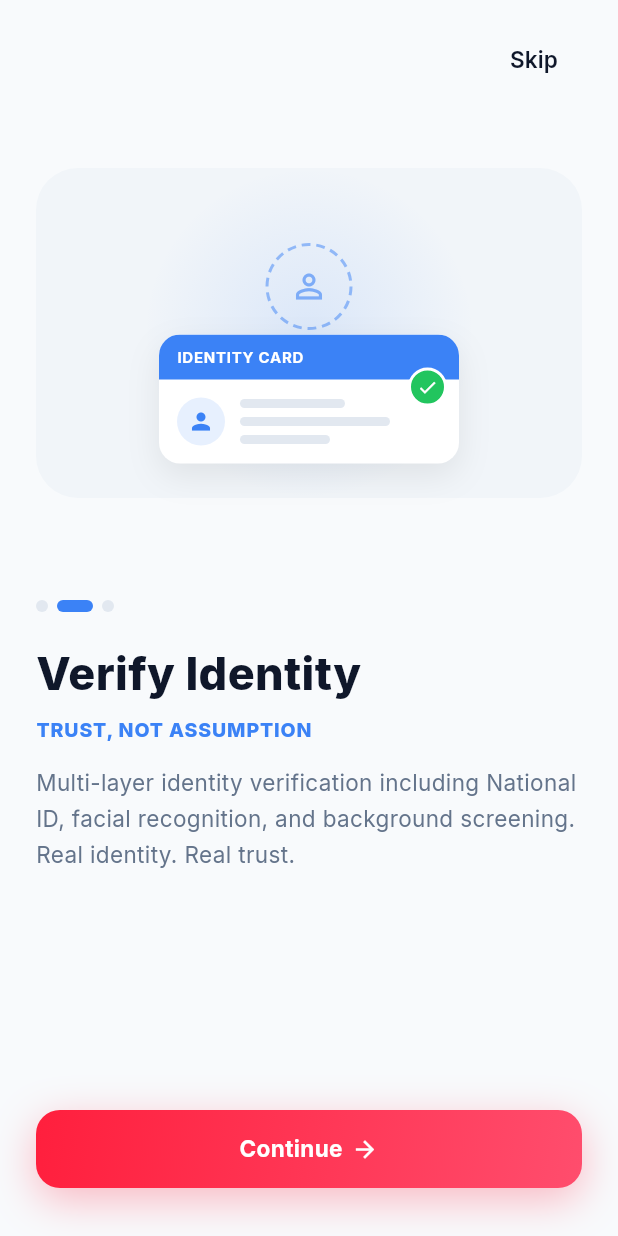
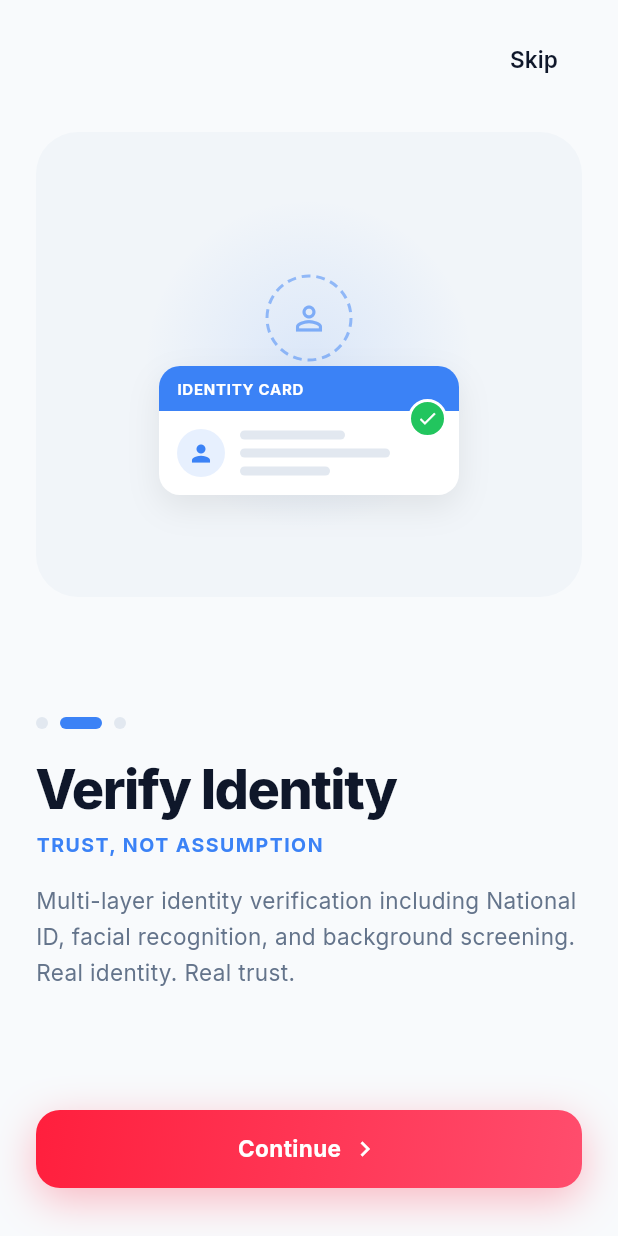
Before and after one commit to jattin01/Safee-meet-app, a Flutter app: the screen it shows after launch, after a tap on "Continue", on a phone screen of 412 x 824 dp. Run offline on Flutter 3.47's test engine with Material 3 defaults, Android fonts, the light colour scheme and no system bars; our stand-ins replace cached_network_image, cloud_firestore, connectivity_plus, country_code_picker, dartz, device_preview and 27 more; missing offline and left inert: flutter_stripe, mobile_scanner; accounts and stored records are empty; network calls fail.

Commit message:
onbording screen ui updates

```diff
--- a/lib/core/shared/widgets/app_logo_widget.dart
+++ b/lib/core/shared/widgets/app_logo_widget.dart
@@ -63,7 +63,7 @@ class AppLogoWidget extends StatelessWidget {
                     fontSize: _textSize,
                     fontWeight: FontWeight.w900,
                     color: _safeeColor,
-                    letterSpacing: 0.04 * _textSize,
+                    letterSpacing: -0.5,
                   ),
                 ),
                 Text(
@@ -72,7 +72,7 @@ class AppLogoWidget extends StatelessWidget {
                     fontSize: _textSize,
                     fontWeight: FontWeight.w900,
                     color: AppColors.primary,
-                    letterSpacing: 0.04 * _textSize,
+                    letterSpacing: -0.5,
                   ),
                 ),
               ],
--- a/lib/features/auth/presentation/pages/login_page.dart
+++ b/lib/features/auth/presentation/pages/login_page.dart
@@ -590,7 +590,7 @@ class _Header extends StatelessWidget {
       child: Column(
         crossAxisAlignment: CrossAxisAlignment.start,
         children: [
-          const AppLogoWidget(size: LogoSize.sm, variant: LogoVariant.light),
+          const AppLogoWidget(size: LogoSize.md, variant: LogoVariant.light),
           const SizedBox(height: 28),
           Text(
             title,
--- a/lib/features/onboarding/presentation/pages/onboarding_page.dart
+++ b/lib/features/onboarding/presentation/pages/onboarding_page.dart
@@ -147,7 +147,7 @@ class _OnboardingPageState extends State<OnboardingPage> with TickerProviderStat
               child: PrimaryButton(
                 label: isLast ? 'Get Started' : 'Continue',
                 onPressed: _next,
-                icon: const Icon(Icons.arrow_forward, color: Colors.white, size: 18),
+                icon: const Icon(Icons.chevron_right, color: Colors.white, size: 20),
               ),
             ),
           ],
@@ -208,9 +208,9 @@ class _SlideView extends StatelessWidget {
       child: Column(
         crossAxisAlignment: CrossAxisAlignment.start,
         children: [
-          const SizedBox(height: 8),
-          SizedBox(height: 300, child: Center(child: _illustration)),
-          const SizedBox(height: 28),
+          const SizedBox(height: 24),
+          _illustration,
+          const SizedBox(height: 80),
           Row(
             children: List.generate(total, (i) {
               final isActive = i == currentIndex;
@@ -218,8 +218,8 @@ class _SlideView extends StatelessWidget {
                 onTap: () => onDotTap(i),
                 child: AnimatedContainer(
                   duration: const Duration(milliseconds: 300),
-                  margin: const EdgeInsets.only(right: 6),
-                  width: isActive ? 24 : 8,
+                  margin: const EdgeInsets.only(right: 8),
+                  width: isActive ? 28 : 8,
                   height: 8,
                   decoration: BoxDecoration(
                     color: isActive ? slide.accentColor : AppColors.border,
@@ -229,27 +229,28 @@ class _SlideView extends StatelessWidget {
               );
             }),
           ),
-          const SizedBox(height: 24),
+          const SizedBox(height: 20),
           Text(
             slide.title,
             style: GoogleFonts.inter(
               color: AppColors.textPrimary,
-              fontSize: 30,
+              fontSize: 36,
               fontWeight: FontWeight.w800,
-              height: 1.15,
+              height: 1.1,
+              letterSpacing: -1.0,
             ),
           ),
-          const SizedBox(height: 10),
+          const SizedBox(height: 8),
           Text(
             slide.tagline,
             style: GoogleFonts.inter(
               color: slide.accentColor,
               fontSize: 13,
-              fontWeight: FontWeight.w800,
-              letterSpacing: 0.6,
+              fontWeight: FontWeight.w700,
+              letterSpacing: 1.0,
             ),
           ),
-          const SizedBox(height: 14),
+          const SizedBox(height: 16),
           Text(
             slide.subtitle,
             style: TextStyle(
@@ -258,6 +259,7 @@ class _SlideView extends StatelessWidget {
               height: 1.6,
             ),
           ),
+          const SizedBox(height: 16),
         ],
       ),
     );
@@ -272,7 +274,7 @@ class _LogoIllustration extends StatelessWidget {
   Widget build(BuildContext context) {
     return Container(
       width: double.infinity,
-      padding: const EdgeInsets.symmetric(vertical: 40),
+      height: 310,
       decoration: BoxDecoration(
         color: Colors.white,
         borderRadius: BorderRadius.circular(28),
@@ -285,7 +287,7 @@ class _LogoIllustration extends StatelessWidget {
         ],
       ),
       child: Column(
-        mainAxisSize: MainAxisSize.min,
+        mainAxisAlignment: MainAxisAlignment.center,
         children: [
           Image.asset('assets/images/brand_logo_icon.png', width: 90, fit: BoxFit.contain),
           const SizedBox(height: 18),
@@ -297,19 +299,19 @@ class _LogoIllustration extends StatelessWidget {
               Text(
                 'SAFEE ',
                 style: GoogleFonts.inter(
-                  fontSize: 24,
+                  fontSize: 28,
                   fontWeight: FontWeight.w900,
+                  letterSpacing: -0.5,
                   color: AppColors.textPrimary,
-                  letterSpacing: 1,
                 ),
               ),
               Text(
                 'MEET',
                 style: GoogleFonts.inter(
-                  fontSize: 24,
+                  fontSize: 28,
                   fontWeight: FontWeight.w900,
+                  letterSpacing: -0.5,
                   color: AppColors.primary,
-                  letterSpacing: 1,
                 ),
               ),
             ],
@@ -360,6 +362,7 @@ class _IdentityIllustration extends StatelessWidget {
   Widget build(BuildContext context) {
     return Container(
       width: double.infinity,
+      height: 310,
       decoration: BoxDecoration(
         color: AppColors.cardBg,
         borderRadius: BorderRadius.circular(28),
@@ -542,6 +545,7 @@ class _MapIllustration extends StatelessWidget {
   Widget build(BuildContext context) {
     return Container(
       width: double.infinity,
+      height: 310,
       decoration: BoxDecoration(
         color: AppColors.cardBg,
         borderRadius: BorderRadius.circular(28),
```
